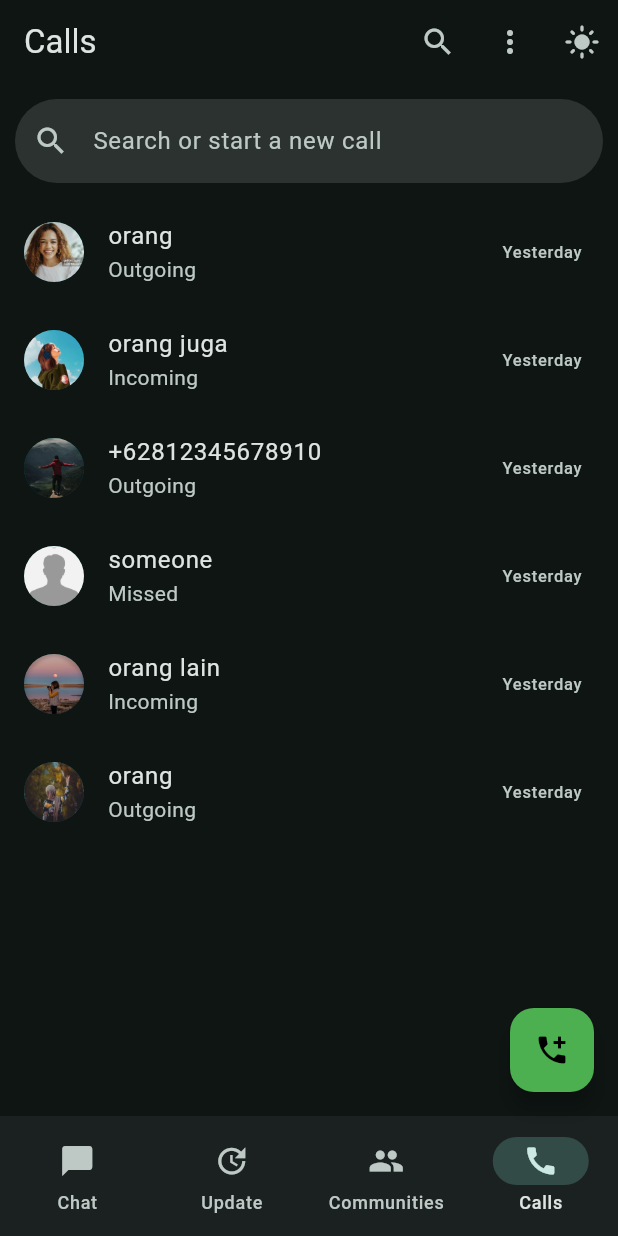
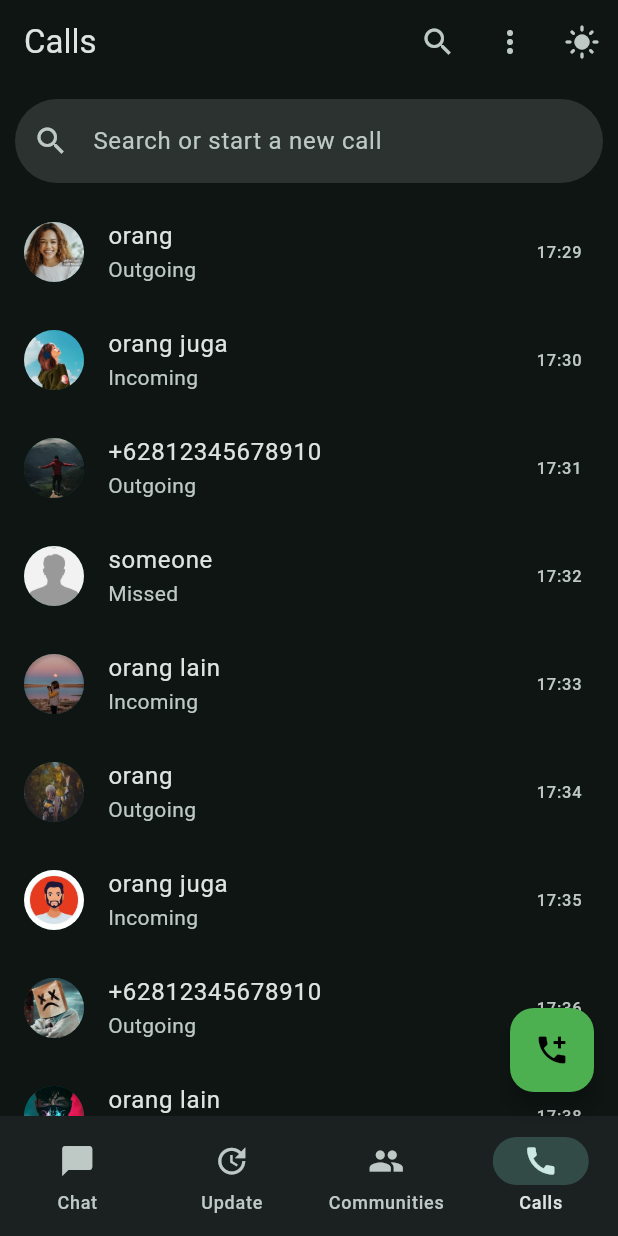
Before and after one commit to afdhalfauzi/whatsapp-clone-flutter, a Flutter app: the screen it shows after launch, swiped to page 4, on a phone screen of 412 x 824 dp. Run offline on Flutter 3.47's test engine with Material 3 defaults, Android fonts, the light colour scheme and no system bars; our stand-ins replace flutter_chat_bubble; network calls fail.

Commit message:
add list of calls

```diff
--- a/lib/views/widgets/call_list_widget.dart
+++ b/lib/views/widgets/call_list_widget.dart
@@ -9,12 +9,16 @@ class CallListWidget extends StatefulWidget {
 
 class _CallListWidgetState extends State<CallListWidget> {
   List<List<String>> chats = [
-    ["orang", "Outgoing"],
-    ["orang juga", "Incoming"],
-    ["+62812345678910", "Outgoing"],
-    ["someone", "Missed"],
-    ["orang lain", "Incoming"],
-    ["orang", "Outgoing"],
+    ["orang", "Outgoing", "17:29"],
+    ["orang juga", "Incoming", "17:30"],
+    ["+62812345678910", "Outgoing", "17:31"],
+    ["someone", "Missed", "17:32"],
+    ["orang lain", "Incoming", "17:33"],
+    ["orang", "Outgoing", "17:34"],
+    ["orang juga", "Incoming", "17:35"],
+    ["+62812345678910", "Outgoing", "17:36"],
+    ["orang lain", "Incoming", "17:38"],
+    ["orang", "Outgoing", "17:39"],
   ];
 
   @override
@@ -30,7 +34,7 @@ class _CallListWidgetState extends State<CallListWidget> {
             leading: CircleAvatar(
               backgroundImage: AssetImage('assets/images/$pic_index.jpg'),
             ),
-            trailing: Text("Yesterday"),
+            trailing: Text(chats[index][2]),
           );
         },
       ),
```
